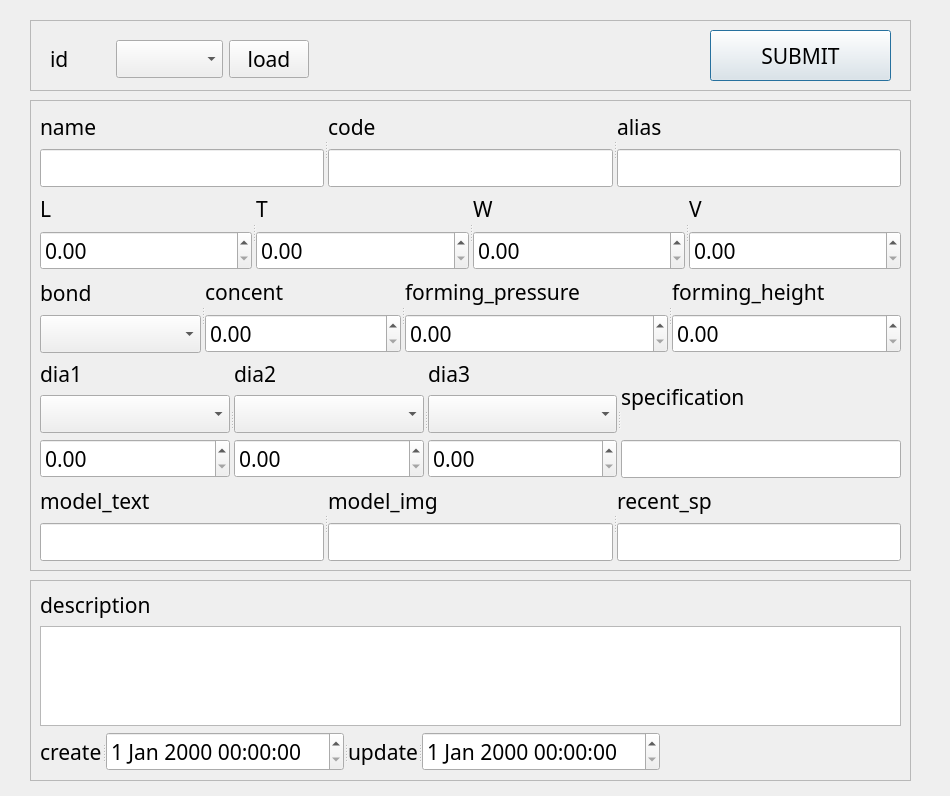
Before: the Qt Designer form ui/segmentDialog.ui in SuhYeoJee/OrderManager, drawn with Qt 5.
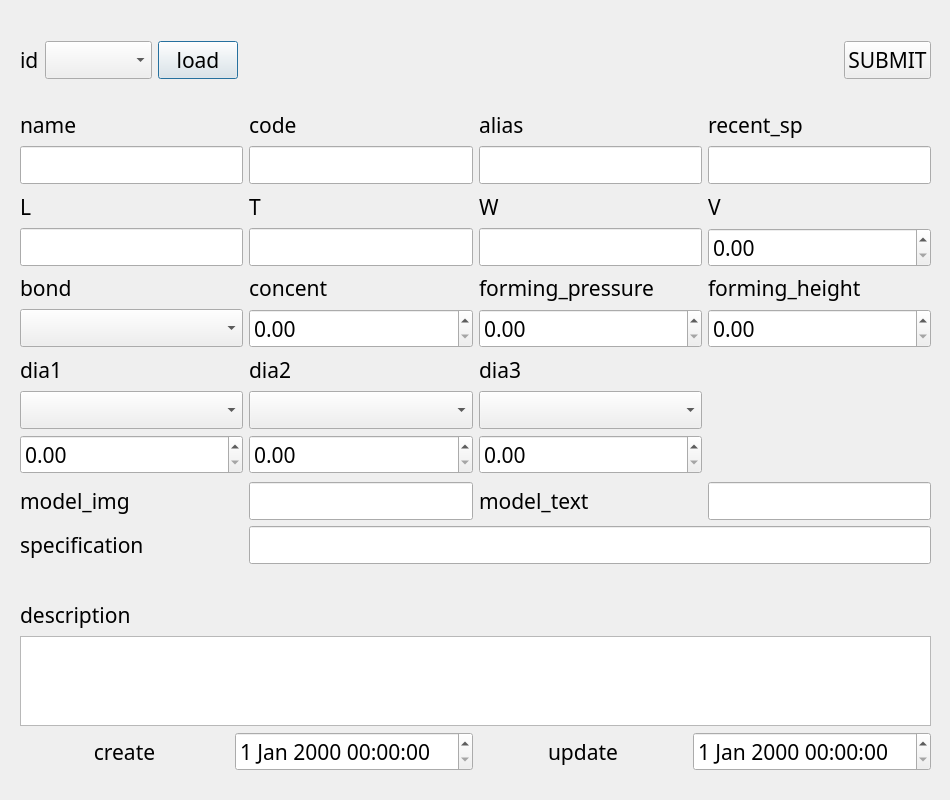
After: the same form once the commit is applied.

```diff
--- a/ui/segmentDialog.ui
+++ b/ui/segmentDialog.ui
@@ -7,7 +7,7 @@
     <x>0</x>
     <y>0</y>
     <width>950</width>
-    <height>796</height>
+    <height>800</height>
    </rect>
   </property>
   <property name="font">
@@ -19,87 +19,180 @@
   <property name="windowTitle">
    <string>Dialog</string>
   </property>
-  <widget class="QFrame" name="frame">
+  <widget class="QWidget" name="gridLayoutWidget">
    <property name="geometry">
     <rect>
-     <x>30</x>
-     <y>100</y>
-     <width>881</width>
-     <height>471</height>
+     <x>20</x>
+     <y>600</y>
+     <width>911</width>
+     <height>171</height>
     </rect>
    </property>
-   <property name="frameShape">
-    <enum>QFrame::StyledPanel</enum>
-   </property>
-   <property name="frameShadow">
-    <enum>QFrame::Raised</enum>
-   </property>
-   <layout class="QGridLayout" name="gridLayout">
-    <item row="0" column="0">
-     <widget class="QSplitter" name="splitter_4">
+   <layout class="QGridLayout" name="gridLayout_2">
+    <item row="1" column="0" colspan="4">
+     <widget class="QPlainTextEdit" name="descriptionPlainTextEdit">
+      <property name="plainText">
+       <string/>
+      </property>
+     </widget>
+    </item>
+    <item row="2" column="2">
+     <widget class="QLabel" name="label_17">
+      <property name="text">
+       <string>update</string>
+      </property>
+      <property name="alignment">
+       <set>Qt::AlignCenter</set>
+      </property>
+     </widget>
+    </item>
+    <item row="2" column="0">
+     <widget class="QLabel" name="label_16">
+      <property name="text">
+       <string>create</string>
+      </property>
+      <property name="alignment">
+       <set>Qt::AlignCenter</set>
+      </property>
+     </widget>
+    </item>
+    <item row="2" column="3">
+     <widget class="QDateTimeEdit" name="update_dateDateTimeEdit"/>
+    </item>
+    <item row="2" column="1">
+     <widget class="QDateTimeEdit" name="reg_dateDateTimeEdit"/>
+    </item>
+    <item row="0" column="0" colspan="4">
+     <widget class="QLabel" name="label_15">
+      <property name="text">
+       <string>description</string>
+      </property>
+     </widget>
+    </item>
+   </layout>
+  </widget>
+  <widget class="QWidget" name="gridLayoutWidget_3">
+   <property name="geometry">
+    <rect>
+     <x>20</x>
+     <y>20</y>
+     <width>911</width>
+     <height>80</height>
+    </rect>
+   </property>
+   <layout class="QGridLayout" name="gridLayout_4">
+    <item row="0" column="2">
+     <widget class="QPushButton" name="loadBtn">
+      <property name="text">
+       <string>load</string>
+      </property>
+     </widget>
+    </item>
+    <item row="0" column="1">
+     <widget class="QComboBox" name="idComboBox"/>
+    </item>
+    <item row="0" column="4">
+     <spacer name="horizontalSpacer">
       <property name="orientation">
        <enum>Qt::Horizontal</enum>
       </property>
-      <widget class="QWidget" name="">
-       <layout class="QVBoxLayout" name="verticalLayout_5">
-        <item>
-         <widget class="QLabel" name="label_14">
+      <property name="sizeHint" stdset="0">
+       <size>
+        <width>40</width>
+        <height>20</height>
+       </size>
+      </property>
+     </spacer>
+    </item>
+    <item row="0" column="0">
+     <widget class="QLabel" name="label_12">
           <property name="text">
-           <string>name</string>
+       <string>id</string>
           </property>
          </widget>
         </item>
-        <item>
-         <widget class="QLineEdit" name="nameLineEdit"/>
+    <item row="0" column="5">
+     <widget class="QPushButton" name="submitBtn">
+      <property name="text">
+       <string>SUBMIT</string>
+      </property>
+     </widget>
         </item>
        </layout>
       </widget>
-      <widget class="QWidget" name="layoutWidget_2">
-       <layout class="QVBoxLayout" name="verticalLayout_6">
-        <item>
+  <widget class="QWidget" name="gridLayoutWidget_2">
+   <property name="geometry">
+    <rect>
+     <x>20</x>
+     <y>110</y>
+     <width>911</width>
+     <height>454</height>
+    </rect>
+   </property>
+   <layout class="QGridLayout" name="gridLayout_3" columnstretch="1,1,1,1">
+    <item row="11" column="0">
+     <spacer name="verticalSpacer">
+      <property name="orientation">
+       <enum>Qt::Vertical</enum>
+      </property>
+      <property name="sizeHint" stdset="0">
+       <size>
+        <width>20</width>
+        <height>40</height>
+       </size>
+      </property>
+     </spacer>
+    </item>
+    <item row="8" column="2">
+     <widget class="QLabel" name="label_28">
+      <property name="text">
+       <string>dia3</string>
+      </property>
+     </widget>
+    </item>
+    <item row="0" column="2">
+     <widget class="QLabel" name="label_19">
+      <property name="text">
+       <string>alias</string>
+      </property>
+     </widget>
+    </item>
+    <item row="0" column="1">
          <widget class="QLabel" name="label_18">
           <property name="text">
            <string>code</string>
           </property>
          </widget>
         </item>
-        <item>
+    <item row="5" column="3">
+     <widget class="QLabel" name="label_30">
+      <property name="text">
+       <string>forming_height</string>
+      </property>
+     </widget>
+    </item>
+    <item row="1" column="1">
          <widget class="QLineEdit" name="codeLineEdit"/>
         </item>
-       </layout>
-      </widget>
-      <widget class="QWidget" name="layoutWidget_3">
-       <layout class="QVBoxLayout" name="verticalLayout_7">
-        <item>
-         <widget class="QLabel" name="label_19">
-          <property name="text">
-           <string>alias</string>
-          </property>
-         </widget>
-        </item>
-        <item>
-         <widget class="QLineEdit" name="aliasLineEdit"/>
-        </item>
-       </layout>
-      </widget>
-     </widget>
-    </item>
-    <item row="1" column="0">
-     <widget class="QSplitter" name="splitter_3">
-      <property name="orientation">
-       <enum>Qt::Horizontal</enum>
-      </property>
-      <widget class="QWidget" name="">
-       <layout class="QVBoxLayout" name="verticalLayout">
-        <item>
-         <widget class="QLabel" name="label_13">
+    <item row="6" column="3">
+     <widget class="QDoubleSpinBox" name="forming_heightDoubleSpinBox">
+      <property name="maximum">
+       <double>999999.989999999990687</double>
+      </property>
+      <property name="singleStep">
+       <double>0.100000000000000</double>
+      </property>
+     </widget>
+    </item>
+    <item row="13" column="0">
+     <widget class="QLabel" name="label_26">
           <property name="text">
-           <string>L</string>
+       <string>specification</string>
           </property>
          </widget>
         </item>
-        <item>
-         <widget class="QDoubleSpinBox" name="lDoubleSpinBox">
+    <item row="10" column="1">
+     <widget class="QDoubleSpinBox" name="dia2_rateDoubleSpinBox">
           <property name="maximum">
            <double>999999.989999999990687</double>
           </property>
@@ -108,103 +201,52 @@
           </property>
          </widget>
         </item>
-       </layout>
-      </widget>
-      <widget class="QWidget" name="layoutWidget_4">
-       <layout class="QVBoxLayout" name="verticalLayout_2">
-        <item>
+    <item row="12" column="1">
+     <widget class="QLineEdit" name="model_imgLineEdit"/>
+    </item>
+    <item row="8" column="1">
+     <widget class="QLabel" name="label_27">
+      <property name="text">
+       <string>dia2</string>
+      </property>
+     </widget>
+    </item>
+    <item row="9" column="0">
+     <widget class="QComboBox" name="dia1ComboBox"/>
+    </item>
+    <item row="3" column="1">
          <widget class="QLabel" name="label_20">
           <property name="text">
            <string>T</string>
           </property>
          </widget>
         </item>
-        <item>
-         <widget class="QDoubleSpinBox" name="tDoubleSpinBox">
-          <property name="maximum">
-           <double>999999.989999999990687</double>
-          </property>
-          <property name="singleStep">
-           <double>0.100000000000000</double>
-          </property>
-         </widget>
-        </item>
-       </layout>
-      </widget>
-      <widget class="QWidget" name="layoutWidget_5">
-       <layout class="QVBoxLayout" name="verticalLayout_3">
-        <item>
-         <widget class="QLabel" name="label_21">
+    <item row="5" column="1">
+     <widget class="QLabel" name="label_23">
           <property name="text">
-           <string>W</string>
+       <string>concent</string>
           </property>
          </widget>
         </item>
-        <item>
-         <widget class="QDoubleSpinBox" name="wDoubleSpinBox">
-          <property name="maximum">
-           <double>999999.989999999990687</double>
-          </property>
-          <property name="singleStep">
-           <double>0.100000000000000</double>
-          </property>
-         </widget>
-        </item>
-       </layout>
-      </widget>
-      <widget class="QWidget" name="layoutWidget_6">
-       <layout class="QVBoxLayout" name="verticalLayout_4">
-        <item>
+    <item row="6" column="0">
+     <widget class="QComboBox" name="bondComboBox"/>
+    </item>
+    <item row="3" column="3">
          <widget class="QLabel" name="label_22">
           <property name="text">
            <string>V</string>
           </property>
          </widget>
         </item>
-        <item>
-         <widget class="QDoubleSpinBox" name="vDoubleSpinBox">
-          <property name="maximum">
-           <double>999999.989999999990687</double>
-          </property>
-          <property name="singleStep">
-           <double>0.100000000000000</double>
-          </property>
-         </widget>
-        </item>
-       </layout>
-      </widget>
-     </widget>
-    </item>
-    <item row="2" column="0">
-     <widget class="QSplitter" name="splitter_2">
-      <property name="orientation">
-       <enum>Qt::Horizontal</enum>
-      </property>
-      <widget class="QWidget" name="">
-       <layout class="QVBoxLayout" name="verticalLayout_9">
-        <item>
+    <item row="5" column="0">
          <widget class="QLabel" name="label_24">
           <property name="text">
            <string>bond</string>
           </property>
          </widget>
         </item>
-        <item>
-         <widget class="QComboBox" name="bondComboBox"/>
-        </item>
-       </layout>
-      </widget>
-      <widget class="QWidget" name="layoutWidget_7">
-       <layout class="QVBoxLayout" name="verticalLayout_8">
-        <item>
-         <widget class="QLabel" name="label_23">
-          <property name="text">
-           <string>concent</string>
-          </property>
-         </widget>
-        </item>
-        <item>
-         <widget class="QDoubleSpinBox" name="concentDoubleSpinBox">
+    <item row="4" column="3">
+     <widget class="QDoubleSpinBox" name="vDoubleSpinBox">
           <property name="maximum">
            <double>999999.989999999990687</double>
           </property>
@@ -213,118 +255,54 @@
           </property>
          </widget>
         </item>
-       </layout>
-      </widget>
-      <widget class="QWidget" name="layoutWidget_11">
-       <layout class="QVBoxLayout" name="verticalLayout_14">
-        <item>
-         <widget class="QLabel" name="label_29">
-          <property name="text">
-           <string>forming_pressure</string>
-          </property>
-         </widget>
-        </item>
-        <item>
-         <widget class="QDoubleSpinBox" name="forming_pressureDoubleSpinBox">
-          <property name="maximum">
-           <double>999999.989999999990687</double>
-          </property>
-          <property name="singleStep">
-           <double>0.100000000000000</double>
-          </property>
-         </widget>
-        </item>
-       </layout>
-      </widget>
-      <widget class="QWidget" name="layoutWidget_12">
-       <layout class="QVBoxLayout" name="verticalLayout_15">
-        <item>
-         <widget class="QLabel" name="label_30">
-          <property name="text">
-           <string>forming_height</string>
-          </property>
-         </widget>
-        </item>
-        <item>
-         <widget class="QDoubleSpinBox" name="forming_heightDoubleSpinBox">
-          <property name="maximum">
-           <double>999999.989999999990687</double>
-          </property>
-          <property name="singleStep">
-           <double>0.100000000000000</double>
-          </property>
-         </widget>
-        </item>
-       </layout>
-      </widget>
-     </widget>
-    </item>
-    <item row="3" column="0">
-     <widget class="QSplitter" name="splitter_5">
-      <property name="orientation">
-       <enum>Qt::Horizontal</enum>
-      </property>
-      <widget class="QWidget" name="">
-       <layout class="QVBoxLayout" name="verticalLayout_10">
-        <item>
-         <widget class="QLabel" name="label_25">
-          <property name="text">
-           <string>dia1</string>
-          </property>
-         </widget>
-        </item>
-        <item>
-         <widget class="QComboBox" name="dia1ComboBox"/>
-        </item>
-        <item>
-         <widget class="QDoubleSpinBox" name="dia1_rateDoubleSpinBox">
-          <property name="maximum">
-           <double>999999.989999999990687</double>
-          </property>
-          <property name="singleStep">
-           <double>0.100000000000000</double>
-          </property>
-         </widget>
-        </item>
-       </layout>
-      </widget>
-      <widget class="QWidget" name="layoutWidget_9">
-       <layout class="QVBoxLayout" name="verticalLayout_12">
-        <item>
-         <widget class="QLabel" name="label_27">
-          <property name="text">
-           <string>dia2</string>
-          </property>
-         </widget>
-        </item>
-        <item>
-         <widget class="QComboBox" name="dia2ComboBox"/>
-        </item>
-        <item>
-         <widget class="QDoubleSpinBox" name="dia2_rateDoubleSpinBox">
-          <property name="maximum">
-           <double>999999.989999999990687</double>
-          </property>
-          <property name="singleStep">
-           <double>0.100000000000000</double>
-          </property>
-         </widget>
-        </item>
-       </layout>
-      </widget>
-      <widget class="QWidget" name="layoutWidget_10">
-       <layout class="QVBoxLayout" name="verticalLayout_13">
-        <item>
-         <widget class="QLabel" name="label_28">
-          <property name="text">
-           <string>dia3</string>
-          </property>
-         </widget>
-        </item>
-        <item>
+    <item row="9" column="2">
          <widget class="QComboBox" name="dia3ComboBox"/>
         </item>
-        <item>
+    <item row="3" column="2">
+     <widget class="QLabel" name="label_21">
+      <property name="text">
+       <string>W</string>
+      </property>
+     </widget>
+    </item>
+    <item row="10" column="0">
+     <widget class="QDoubleSpinBox" name="dia1_rateDoubleSpinBox">
+      <property name="maximum">
+       <double>999999.989999999990687</double>
+      </property>
+      <property name="singleStep">
+       <double>0.100000000000000</double>
+      </property>
+     </widget>
+    </item>
+    <item row="12" column="0">
+     <widget class="QLabel" name="label_32">
+      <property name="text">
+       <string>model_img</string>
+      </property>
+     </widget>
+    </item>
+    <item row="1" column="2">
+     <widget class="QLineEdit" name="aliasLineEdit"/>
+    </item>
+    <item row="3" column="0">
+     <widget class="QLabel" name="label_13">
+      <property name="text">
+       <string>L</string>
+      </property>
+     </widget>
+    </item>
+    <item row="0" column="0">
+     <widget class="QLabel" name="label_14">
+      <property name="text">
+       <string>name</string>
+      </property>
+     </widget>
+    </item>
+    <item row="1" column="3">
+     <widget class="QLineEdit" name="recent_spLineEdit"/>
+    </item>
+    <item row="10" column="2">
          <widget class="QDoubleSpinBox" name="dia3_rateDoubleSpinBox">
           <property name="maximum">
            <double>999999.989999999990687</double>
@@ -334,181 +312,100 @@
           </property>
          </widget>
         </item>
-       </layout>
-      </widget>
-      <widget class="QWidget" name="layoutWidget_8">
-       <layout class="QVBoxLayout" name="verticalLayout_11">
-        <item>
-         <widget class="QLabel" name="label_26">
-          <property name="text">
-           <string>specification</string>
-          </property>
-         </widget>
-        </item>
-        <item>
-         <widget class="QLineEdit" name="specificationLineEdit"/>
-        </item>
-       </layout>
-      </widget>
-     </widget>
-    </item>
-    <item row="4" column="0">
-     <widget class="QSplitter" name="splitter_6">
-      <property name="orientation">
-       <enum>Qt::Horizontal</enum>
-      </property>
-      <widget class="QWidget" name="layoutWidget_13">
-       <layout class="QVBoxLayout" name="verticalLayout_16">
-        <item>
+    <item row="12" column="3">
+     <widget class="QLineEdit" name="model_textLineEdit"/>
+    </item>
+    <item row="12" column="2">
          <widget class="QLabel" name="label_31">
           <property name="text">
            <string>model_text</string>
           </property>
          </widget>
         </item>
-        <item>
-         <widget class="QLineEdit" name="model_textLineEdit"/>
-        </item>
-       </layout>
-      </widget>
-      <widget class="QWidget" name="layoutWidget_14">
-       <layout class="QVBoxLayout" name="verticalLayout_17">
-        <item>
-         <widget class="QLabel" name="label_32">
+    <item row="5" column="2">
+     <widget class="QLabel" name="label_29">
+      <property name="text">
+       <string>forming_pressure</string>
+      </property>
+     </widget>
+    </item>
+    <item row="7" column="0">
+     <spacer name="verticalSpacer_2">
+      <property name="orientation">
+       <enum>Qt::Vertical</enum>
+      </property>
+      <property name="sizeHint" stdset="0">
+       <size>
+        <width>20</width>
+        <height>40</height>
+       </size>
+      </property>
+     </spacer>
+    </item>
+    <item row="13" column="1" colspan="3">
+     <widget class="QLineEdit" name="specificationLineEdit"/>
+    </item>
+    <item row="8" column="0">
+     <widget class="QLabel" name="label_25">
           <property name="text">
-           <string>model_img</string>
+       <string>dia1</string>
           </property>
          </widget>
         </item>
-        <item>
-         <widget class="QLineEdit" name="model_imgLineEdit"/>
-        </item>
-       </layout>
-      </widget>
-      <widget class="QWidget" name="layoutWidget_15">
-       <layout class="QVBoxLayout" name="verticalLayout_18">
-        <item>
+    <item row="6" column="2">
+     <widget class="QDoubleSpinBox" name="forming_pressureDoubleSpinBox">
+      <property name="maximum">
+       <double>999999.989999999990687</double>
+      </property>
+      <property name="singleStep">
+       <double>0.100000000000000</double>
+      </property>
+     </widget>
+    </item>
+    <item row="1" column="0">
+     <widget class="QLineEdit" name="nameLineEdit"/>
+    </item>
+    <item row="6" column="1">
+     <widget class="QDoubleSpinBox" name="concentDoubleSpinBox">
+      <property name="maximum">
+       <double>999999.989999999990687</double>
+      </property>
+      <property name="singleStep">
+       <double>0.100000000000000</double>
+      </property>
+     </widget>
+    </item>
+    <item row="0" column="3">
          <widget class="QLabel" name="label_33">
           <property name="text">
            <string>recent_sp</string>
           </property>
          </widget>
         </item>
-        <item>
-         <widget class="QLineEdit" name="recent_spLineEdit"/>
-        </item>
-       </layout>
-      </widget>
-     </widget>
-    </item>
-   </layout>
-  </widget>
-  <widget class="QFrame" name="frame_2">
-   <property name="geometry">
-    <rect>
-     <x>30</x>
-     <y>20</y>
-     <width>881</width>
-     <height>71</height>
-    </rect>
-   </property>
-   <property name="frameShape">
-    <enum>QFrame::StyledPanel</enum>
-   </property>
-   <property name="frameShadow">
-    <enum>QFrame::Raised</enum>
-   </property>
-   <widget class="QPushButton" name="submitBtn">
-    <property name="geometry">
-     <rect>
-      <x>680</x>
-      <y>10</y>
-      <width>181</width>
-      <height>51</height>
-     </rect>
-    </property>
-    <property name="text">
-     <string>SUBMIT</string>
-    </property>
-   </widget>
-   <widget class="QWidget" name="layoutWidget">
-    <property name="geometry">
-     <rect>
-      <x>20</x>
-      <y>20</y>
-      <width>259</width>
-      <height>38</height>
-     </rect>
-    </property>
-    <layout class="QHBoxLayout" name="horizontalLayout">
-     <item>
-      <widget class="QLabel" name="label_12">
-       <property name="text">
-        <string>id</string>
-       </property>
-      </widget>
-     </item>
-     <item>
-      <widget class="QComboBox" name="idComboBox"/>
-     </item>
-     <item>
-      <widget class="QPushButton" name="loadBtn">
-       <property name="text">
-        <string>load</string>
-       </property>
-      </widget>
-     </item>
-    </layout>
-   </widget>
-  </widget>
-  <widget class="QFrame" name="frame_3">
-   <property name="geometry">
-    <rect>
-     <x>30</x>
-     <y>580</y>
-     <width>881</width>
-     <height>201</height>
-    </rect>
-   </property>
-   <property name="frameShape">
-    <enum>QFrame::StyledPanel</enum>
-   </property>
-   <property name="frameShadow">
-    <enum>QFrame::Raised</enum>
-   </property>
-   <layout class="QFormLayout" name="formLayout_2">
-    <item row="0" column="0">
-     <widget class="QLabel" name="label_15">
-      <property name="text">
-       <string>description</string>
-      </property>
-     </widget>
+    <item row="9" column="1">
+     <widget class="QComboBox" name="dia2ComboBox"/>
     </item>
     <item row="2" column="0">
-     <widget class="QSplitter" name="splitter">
+     <spacer name="verticalSpacer_3">
       <property name="orientation">
-       <enum>Qt::Horizontal</enum>
+       <enum>Qt::Vertical</enum>
       </property>
-      <widget class="QLabel" name="label_16">
-       <property name="text">
-        <string>create</string>
-       </property>
-      </widget>
-      <widget class="QDateTimeEdit" name="reg_dateDateTimeEdit"/>
-      <widget class="QLabel" name="label_17">
-       <property name="text">
-        <string>update</string>
-       </property>
-      </widget>
-      <widget class="QDateTimeEdit" name="update_dateDateTimeEdit"/>
-     </widget>
+      <property name="sizeHint" stdset="0">
+       <size>
+        <width>20</width>
+        <height>40</height>
+       </size>
+      </property>
+     </spacer>
     </item>
-    <item row="1" column="0" colspan="2">
-     <widget class="QPlainTextEdit" name="descriptionPlainTextEdit">
-      <property name="plainText">
-       <string/>
-      </property>
-     </widget>
+    <item row="4" column="0">
+     <widget class="QLineEdit" name="lLineEdit"/>
+    </item>
+    <item row="4" column="1">
+     <widget class="QLineEdit" name="tLineEdit"/>
+    </item>
+    <item row="4" column="2">
+     <widget class="QLineEdit" name="wLineEdit"/>
     </item>
    </layout>
   </widget>
```
Lines whose indentation alone changed are shown as unchanged.
